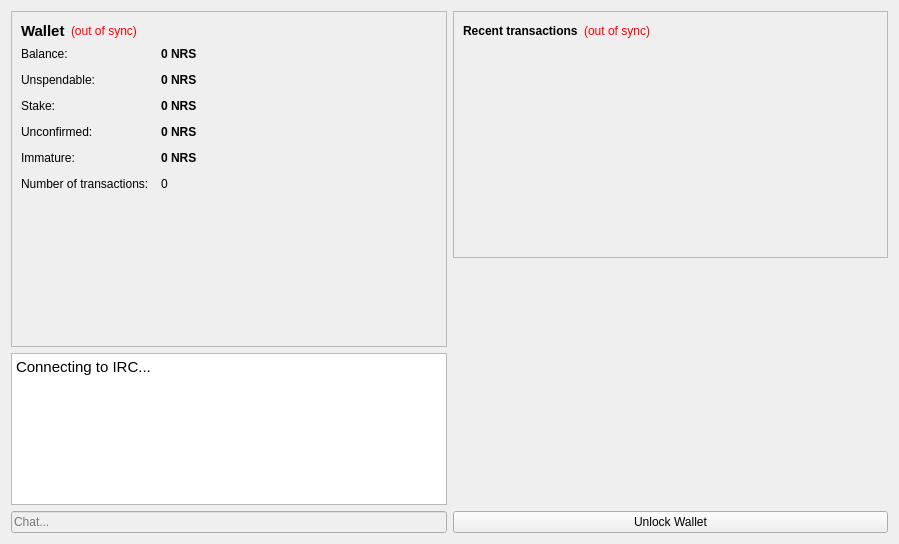
Before: the Qt Designer form src/qt/forms/overviewpage.ui in NoirX/NoirShares-v2-old, drawn with Qt 5.
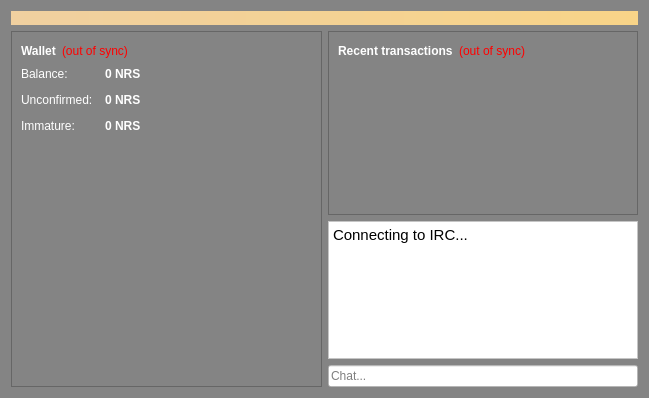
After: the same form once the commit is applied. Icons and pictures are not drawn.

```diff
--- a/src/qt/forms/overviewpage.ui
+++ b/src/qt/forms/overviewpage.ui
@@ -6,13 +6,35 @@
    <rect>
     <x>0</x>
     <y>0</y>
-    <width>899</width>
-    <height>544</height>
+    <width>649</width>
+    <height>398</height>
    </rect>
   </property>
   <property name="windowTitle">
    <string>Form</string>
   </property>
+  <property name="styleSheet">
+   <string notr="true">background-color: rgb(132, 132, 132);
+color: rgb(255, 255, 255);</string>
+  </property>
+  <layout class="QVBoxLayout" name="topLayout">
+   <item>
+    <widget class="QLabel" name="labelAlerts">
+     <property name="visible">
+      <bool>false</bool>
+     </property>
+     <property name="styleSheet">
+      <string notr="true">background-color: qlineargradient(x1: 0, y1: 0, x2: 1, y2: 0, stop:0 #F0D0A0, stop:1 #F8D488); color:#000000;</string>
+     </property>
+     <property name="wordWrap">
+      <bool>true</bool>
+     </property>
+     <property name="margin">
+      <number>3</number>
+     </property>
+    </widget>
+   </item>
+   <item>
   <layout class="QHBoxLayout" name="horizontalLayout" stretch="1,1">
    <item>
     <layout class="QVBoxLayout" name="verticalLayout_2">
@@ -22,10 +44,7 @@
         <enum>QFrame::StyledPanel</enum>
        </property>
        <property name="frameShadow">
-        <enum>QFrame::Sunken</enum>
-       </property>
-       <property name="lineWidth">
-        <number>1</number>
+          <enum>QFrame::Raised</enum>
        </property>
        <layout class="QVBoxLayout" name="verticalLayout_4">
         <item>
@@ -34,7 +53,6 @@
            <widget class="QLabel" name="label_5">
             <property name="font">
              <font>
-              <pointsize>11</pointsize>
               <weight>75</weight>
               <bold>true</bold>
              </font>
@@ -116,71 +134,13 @@
            </widget>
           </item>
           <item row="1" column="0">
-           <widget class="QLabel" name="labelBalanceWatchOnlyText">
-            <property name="text">
-             <string>Unspendable:</string>
-            </property>
-           </widget>
-          </item>
-          <item row="1" column="1">
-           <widget class="QLabel" name="labelBalanceWatchOnly">
-            <property name="font">
-             <font>
-              <weight>75</weight>
-              <bold>true</bold>
-             </font>
-            </property>
-            <property name="cursor">
-             <cursorShape>IBeamCursor</cursorShape>
-            </property>
-            <property name="toolTip">
-             <string>Your unspendable balance</string>
-            </property>
-            <property name="text">
-             <string notr="true">0 NRS</string>
-            </property>
-            <property name="textInteractionFlags">
-             <set>Qt::LinksAccessibleByMouse|Qt::TextSelectableByKeyboard|Qt::TextSelectableByMouse</set>
-            </property>
-           </widget>
-          </item>
-          <item row="2" column="0">
-           <widget class="QLabel" name="label_6">
-            <property name="text">
-             <string>Stake:</string>
-            </property>
-           </widget>
-          </item>
-          <item row="2" column="1">
-           <widget class="QLabel" name="labelStake">
-            <property name="font">
-             <font>
-              <weight>75</weight>
-              <bold>true</bold>
-             </font>
-            </property>
-            <property name="cursor">
-             <cursorShape>IBeamCursor</cursorShape>
-            </property>
-            <property name="toolTip">
-             <string>Total of coins that was staked, and do not yet count toward the current balance</string>
-            </property>
-            <property name="text">
-             <string notr="true">0 NRS</string>
-            </property>
-            <property name="textInteractionFlags">
-             <set>Qt::LinksAccessibleByMouse|Qt::TextSelectableByKeyboard|Qt::TextSelectableByMouse</set>
-            </property>
-           </widget>
-          </item>
-          <item row="4" column="0">
            <widget class="QLabel" name="label_3">
             <property name="text">
              <string>Unconfirmed:</string>
             </property>
            </widget>
           </item>
-          <item row="4" column="1">
+            <item row="1" column="1">
            <widget class="QLabel" name="labelUnconfirmed">
             <property name="font">
              <font>
@@ -202,14 +162,14 @@
             </property>
            </widget>
           </item>
-          <item row="6" column="0">
+            <item row="2" column="0">
            <widget class="QLabel" name="labelImmatureText">
             <property name="text">
              <string>Immature:</string>
             </property>
            </widget>
           </item>
-          <item row="6" column="1">
+            <item row="2" column="1">
            <widget class="QLabel" name="labelImmature">
             <property name="font">
              <font>
@@ -228,107 +188,24 @@
             </property>
            </widget>
           </item>
-          <item row="7" column="0">
-           <widget class="QLabel" name="label_2">
-            <property name="text">
-             <string>Number of transactions:</string>
-            </property>
-           </widget>
-          </item>
-          <item row="7" column="1">
-           <widget class="QLabel" name="labelNumTransactions">
-            <property name="toolTip">
-             <string>Total number of transactions in wallet</string>
-            </property>
-            <property name="text">
-             <string notr="true">0</string>
-            </property>
-           </widget>
-          </item>
          </layout>
         </item>
         <item>
-         <widget class="QLabel" name="logo">
-          <property name="enabled">
-           <bool>true</bool>
-          </property>
-          <property name="minimumSize">
+           <spacer name="verticalSpacer">
+            <property name="orientation">
+             <enum>Qt::Vertical</enum>
+            </property>
+            <property name="sizeHint" stdset="0">
            <size>
-            <width>140</width>
-            <height>140</height>
-           </size>
-          </property>
-          <property name="acceptDrops">
-           <bool>false</bool>
-          </property>
-          <property name="autoFillBackground">
-           <bool>false</bool>
-          </property>
-          <property name="lineWidth">
-           <number>0</number>
-          </property>
-          <property name="text">
-           <string/>
-          </property>
-          <property name="pixmap">
-           <pixmap resource="../bitcoin.qrc">:/images/backg</pixmap>
-          </property>
-          <property name="scaledContents">
-           <bool>false</bool>
-          </property>
-          <property name="alignment">
-           <set>Qt::AlignCenter</set>
-          </property>
-          <property name="margin">
-           <number>0</number>
-          </property>
-          <property name="indent">
-           <number>0</number>
-          </property>
-         </widget>
+              <width>20</width>
+              <height>40</height>
+             </size>
+            </property>
+           </spacer>
         </item>
        </layout>
       </widget>
      </item>
-     <item>
-      <widget class="QTextBrowser" name="trollBox">
-       <property name="frameShadow">
-        <enum>QFrame::Sunken</enum>
-       </property>
-       <property name="tabChangesFocus">
-        <bool>false</bool>
-       </property>
-       <property name="documentTitle">
-        <string/>
-       </property>
-       <property name="html">
-        <string>&lt;!DOCTYPE HTML PUBLIC &quot;-//W3C//DTD HTML 4.0//EN&quot; &quot;http://www.w3.org/TR/REC-html40/strict.dtd&quot;&gt;
-&lt;html&gt;&lt;head&gt;&lt;meta name=&quot;qrichtext&quot; content=&quot;1&quot; /&gt;&lt;style type=&quot;text/css&quot;&gt;
-p, li { white-space: pre-wrap; }
-&lt;/style&gt;&lt;/head&gt;&lt;body style=&quot; font-family:'Cantarell'; font-size:11pt; font-weight:400; font-style:normal;&quot;&gt;
-&lt;p style=&quot; margin-top:0px; margin-bottom:0px; margin-left:0px; margin-right:0px; -qt-block-indent:0; text-indent:0px;&quot;&gt;Connecting to IRC...&lt;/p&gt;&lt;/body&gt;&lt;/html&gt;</string>
-       </property>
-      </widget>
-     </item>
-     <item>
-      <widget class="QLineEdit" name="lineEditTrollBox">
-       <property name="enabled">
-        <bool>false</bool>
-       </property>
-       <property name="sizePolicy">
-        <sizepolicy hsizetype="Minimum" vsizetype="Fixed">
-         <horstretch>0</horstretch>
-         <verstretch>0</verstretch>
-        </sizepolicy>
-       </property>
-       <property name="text">
-        <string/>
-       </property>
-       <property name="placeholderText">
-        <string>Chat...</string>
-       </property>
-      </widget>
-     </item>
     </layout>
    </item>
    <item>
@@ -339,7 +216,7 @@
         <enum>QFrame::StyledPanel</enum>
        </property>
        <property name="frameShadow">
-        <enum>QFrame::Sunken</enum>
+          <enum>QFrame::Raised</enum>
        </property>
        <layout class="QVBoxLayout" name="verticalLayout">
         <item>
@@ -404,6 +281,57 @@
        </layout>
       </widget>
      </item>
+       <item>
+        <widget class="QTextBrowser" name="trollBox">
+         <property name="styleSheet">
+          <string notr="true">background-color: rgb(255, 255, 255);
+color: rgb(0, 0, 0);</string>
+         </property>
+         <property name="frameShadow">
+          <enum>QFrame::Sunken</enum>
+         </property>
+         <property name="tabChangesFocus">
+          <bool>false</bool>
+         </property>
+         <property name="documentTitle">
+          <string/>
+         </property>
+         <property name="html">
+          <string>&lt;!DOCTYPE HTML PUBLIC &quot;-//W3C//DTD HTML 4.0//EN&quot; &quot;http://www.w3.org/TR/REC-html40/strict.dtd&quot;&gt;
+&lt;html&gt;&lt;head&gt;&lt;meta name=&quot;qrichtext&quot; content=&quot;1&quot; /&gt;&lt;style type=&quot;text/css&quot;&gt;
+p, li { white-space: pre-wrap; }
+&lt;/style&gt;&lt;/head&gt;&lt;body style=&quot; font-family:'Ubuntu'; font-size:11pt; font-weight:400; font-style:normal;&quot;&gt;
+&lt;p style=&quot; margin-top:0px; margin-bottom:0px; margin-left:0px; margin-right:0px; -qt-block-indent:0; text-indent:0px;&quot;&gt;&lt;span style=&quot; font-family:'Cantarell';&quot;&gt;Connecting to IRC...&lt;/span&gt;&lt;/p&gt;&lt;/body&gt;&lt;/html&gt;</string>
+         </property>
+        </widget>
+       </item>
+       <item>
+        <layout class="QVBoxLayout" name="verticalLayout_5">
+         <item>
+          <widget class="QLineEdit" name="lineEditTrollBox">
+           <property name="enabled">
+            <bool>false</bool>
+           </property>
+           <property name="sizePolicy">
+            <sizepolicy hsizetype="Minimum" vsizetype="Fixed">
+             <horstretch>0</horstretch>
+             <verstretch>0</verstretch>
+            </sizepolicy>
+           </property>
+           <property name="styleSheet">
+            <string notr="true">background-color: rgb(255, 255, 255);
+color: rgb(0, 0, 0);</string>
+           </property>
+           <property name="text">
+            <string/>
+           </property>
+           <property name="placeholderText">
+            <string>Chat...</string>
+           </property>
+          </widget>
+         </item>
+        </layout>
+       </item>
      <item>
       <spacer name="verticalSpacer_2">
        <property name="orientation">
@@ -417,12 +345,7 @@
        </property>
       </spacer>
      </item>
-     <item>
-      <widget class="QPushButton" name="unlockWalletButton">
-       <property name="text">
-        <string>Unlock Wallet</string>
-       </property>
-      </widget>
+      </layout>
      </item>
     </layout>
    </item>
```
Left out of the diff: 6 changed lines with no effect on the pictures. Lines whose indentation alone changed are shown as unchanged.
